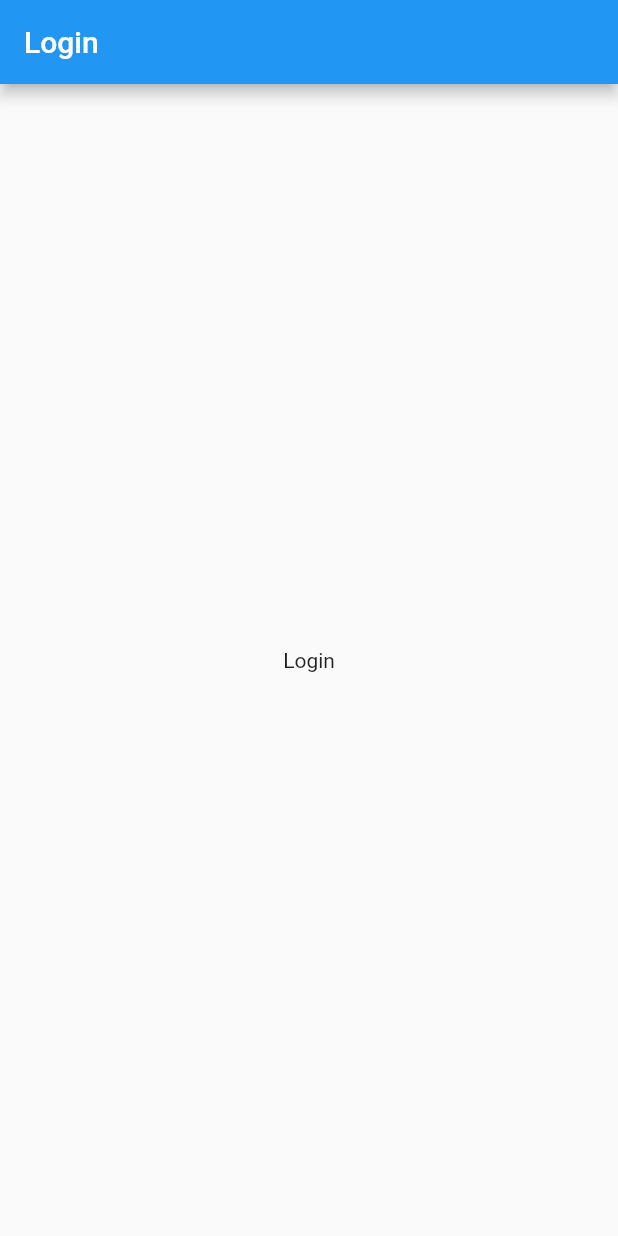
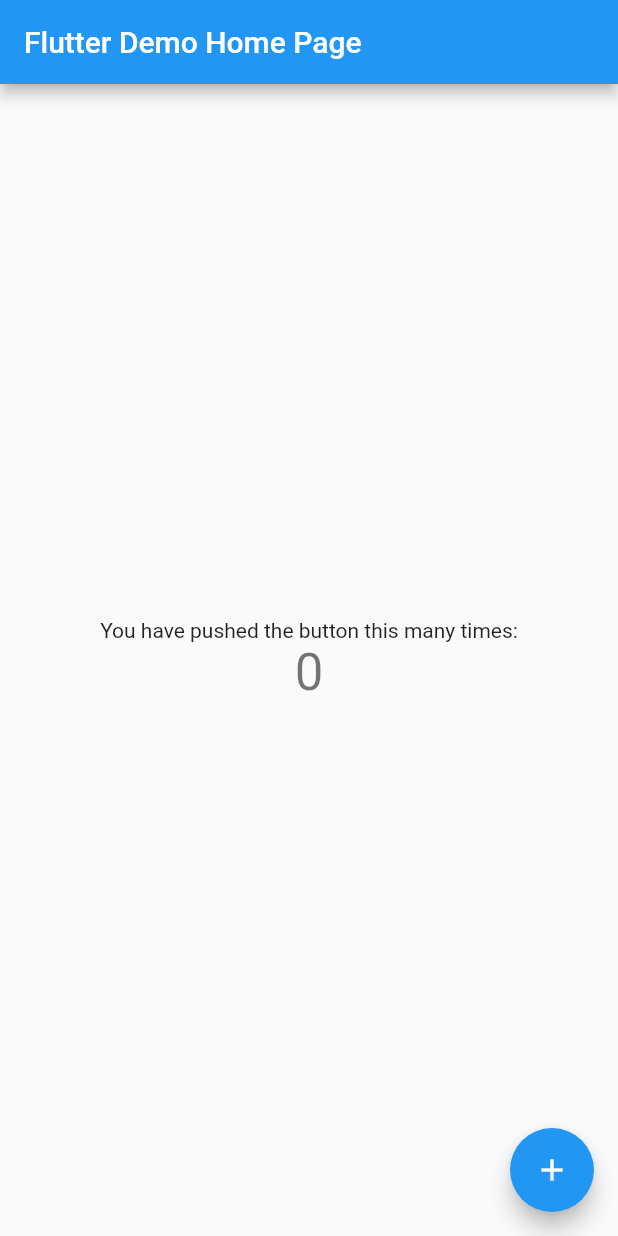
Before and after one commit to Jansalvador1445/Flutter-Simple-Route-Test, a Flutter app: the screen it shows after launch, on a phone screen of 412 x 824 dp. Run offline on Flutter 3.47's test engine with Material 2 defaults, Android fonts, the phone set to English and light mode, and no system bars.

Commit message:
change to stable

```diff
--- a/lib/main.dart
+++ b/lib/main.dart
@@ -1,6 +1,3 @@
-import 'package:demo_route/screen/dashboard.dart';
-import 'package:demo_route/screen/login.dart';
-import 'package:demo_route/screen/settings.dart';
 import 'package:flutter/material.dart';
 
 void main() => runApp(MyApp());
@@ -12,15 +9,102 @@ class MyApp extends StatelessWidget {
     return MaterialApp(
       title: 'Flutter Demo',
       theme: ThemeData(
+        // This is the theme of your application.
+        //
+        // Try running your application with "flutter run". You'll see the
+        // application has a blue toolbar. Then, without quitting the app, try
+        // changing the primarySwatch below to Colors.green and then invoke
+        // "hot reload" (press "r" in the console where you ran "flutter run",
+        // or press Run > Flutter Hot Reload in a Flutter IDE). Notice that the
+        // counter didn't reset back to zero; the application is not restarted.
         primarySwatch: Colors.blue,
       ),
-      initialRoute: '/',
-      routes: {
-        '/': (context) => LoginPage(),
-        '/login': (context) => LoginPage(),
-        '/dashboard': (context) => DashboardPage(),
-        '/settings': (context) => SettingsPage(),
-      },
+      home: MyHomePage(title: 'Flutter Demo Home Page'),
     );
   }
 }
+
+class MyHomePage extends StatefulWidget {
+  MyHomePage({Key key, this.title}) : super(key: key);
+
+  // This widget is the home page of your application. It is stateful, meaning
+  // that it has a State object (defined below) that contains fields that affect
+  // how it looks.
+
+  // This class is the configuration for the state. It holds the values (in this
+  // case the title) provided by the parent (in this case the App widget) and
+  // used by the build method of the State. Fields in a Widget subclass are
+  // always marked "final".
+
+  final String title;
+
+  @override
+  _MyHomePageState createState() => _MyHomePageState();
+}
+
+class _MyHomePageState extends State<MyHomePage> {
+  int _counter = 0;
+
+  void _incrementCounter() {
+    setState(() {
+      // This call to setState tells the Flutter framework that something has
+      // changed in this State, which causes it to rerun the build method below
+      // so that the display can reflect the updated values. If we changed
+      // _counter without calling setState(), then the build method would not be
+      // called again, and so nothing would appear to happen.
+      _counter++;
+    });
+  }
+
+  @override
+  Widget build(BuildContext context) {
+    // This method is rerun every time setState is called, for instance as done
+    // by the _incrementCounter method above.
+    //
+    // The Flutter framework has been optimized to make rerunning build methods
+    // fast, so that you can just rebuild anything that needs updating rather
+    // than having to individually change instances of widgets.
+    return Scaffold(
+      appBar: AppBar(
+        // Here we take the value from the MyHomePage object that was created by
+        // the App.build method, and use it to set our appbar title.
+        title: Text(widget.title),
+      ),
+      body: Center(
+        // Center is a layout widget. It takes a single child and positions it
+        // in the middle of the parent.
+        child: Column(
+          // Column is also a layout widget. It takes a list of children and
+          // arranges them vertically. By default, it sizes itself to fit its
+          // children horizontally, and tries to be as tall as its parent.
+          //
+          // Invoke "debug painting" (press "p" in the console, choose the
+          // "Toggle Debug Paint" action from the Flutter Inspector in Android
+          // Studio, or the "Toggle Debug Paint" command in Visual Studio Code)
+          // to see the wireframe for each widget.
+          //
+          // Column has various properties to control how it sizes itself and
+          // how it positions its children. Here we use mainAxisAlignment to
+          // center the children vertically; the main axis here is the vertical
+          // axis because Columns are vertical (the cross axis would be
+          // horizontal).
+          mainAxisAlignment: MainAxisAlignment.center,
+          children: <Widget>[
+            Text(
+              'You have pushed the button this many times:',
+            ),
+            Text(
+              '$_counter',
+              style: Theme.of(context).textTheme.headline4,
+            ),
+          ],
+        ),
+      ),
+      floatingActionButton: FloatingActionButton(
+        onPressed: _incrementCounter,
+        tooltip: 'Increment',
+        child: Icon(Icons.add),
+      ), // This trailing comma makes auto-formatting nicer for build methods.
+    );
+  }
+}
--- a/lib/screen/login.dart
+++ /dev/null
@@ -1,20 +0,0 @@
-import 'package:flutter/material.dart';
-
-class LoginPage extends StatefulWidget {
-  @override
-  _LoginPageState createState() => _LoginPageState();
-}
-
-class _LoginPageState extends State<LoginPage> {
-  @override
-  Widget build(BuildContext context) {
-    return Scaffold(
-      appBar: AppBar(
-        title: Text("Login"),
-      ),
-      body: Center(
-        child: Text("Login"),
-      ), // This trailing comma makes auto-formatting nicer for build methods.
-    );
-  }
-}
--- a/pubspec.yaml
+++ b/pubspec.yaml
@@ -18,7 +18,7 @@ description: A new flutter module project.
 version: 1.0.0+1
 
 environment:
-  sdk: ">=2.7.0 <3.0.0"
+  sdk: ">=2.1.0 <3.0.0"
 
 dependencies:
   flutter:
@@ -26,7 +26,7 @@ dependencies:
 
   # The following adds the Cupertino Icons font to your application.
   # Use with the CupertinoIcons class for iOS style icons.
-  cupertino_icons: ^1.0.2
+  cupertino_icons: ^1.0.0
 
 dev_dependencies:
   flutter_test:
```
Also changed, not shown: lib/screen/dashboard.dart (deleted, +0 -20 lines), lib/screen/settings.dart (deleted, +0 -20 lines), pubspec.lock.
